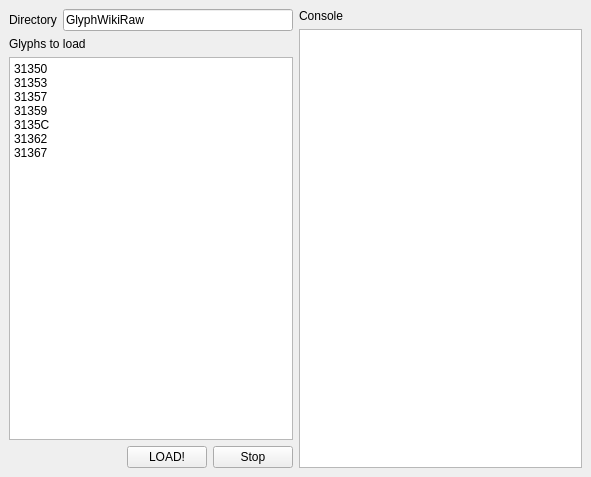
Mercury13/unicodia, file GwLoader/FmMain.ui: the form before one commit.
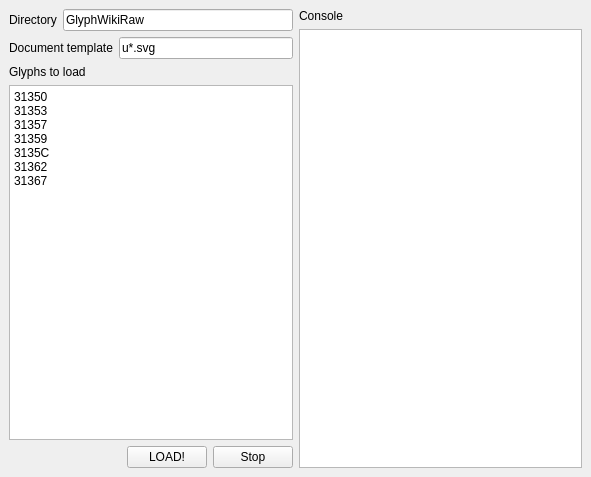
The form after the commit.

What changed in the file:
```diff
--- a/GwLoader/FmMain.ui
+++ b/GwLoader/FmMain.ui
@@ -35,6 +35,24 @@
         </item>
        </layout>
       </item>
+      <item>
+       <layout class="QHBoxLayout" name="horizontalLayout_5">
+        <item>
+         <widget class="QLabel" name="label_3">
+          <property name="text">
+           <string>Document template</string>
+          </property>
+         </widget>
+        </item>
+        <item>
+         <widget class="QLineEdit" name="edDocTemplate">
+          <property name="text">
+           <string notr="true">u*.svg</string>
+          </property>
+         </widget>
+        </item>
+       </layout>
+      </item>
       <item>
        <widget class="QLabel" name="label">
         <property name="text">
```
Left out of the diff: 8 changed lines with no effect on the pictures.
